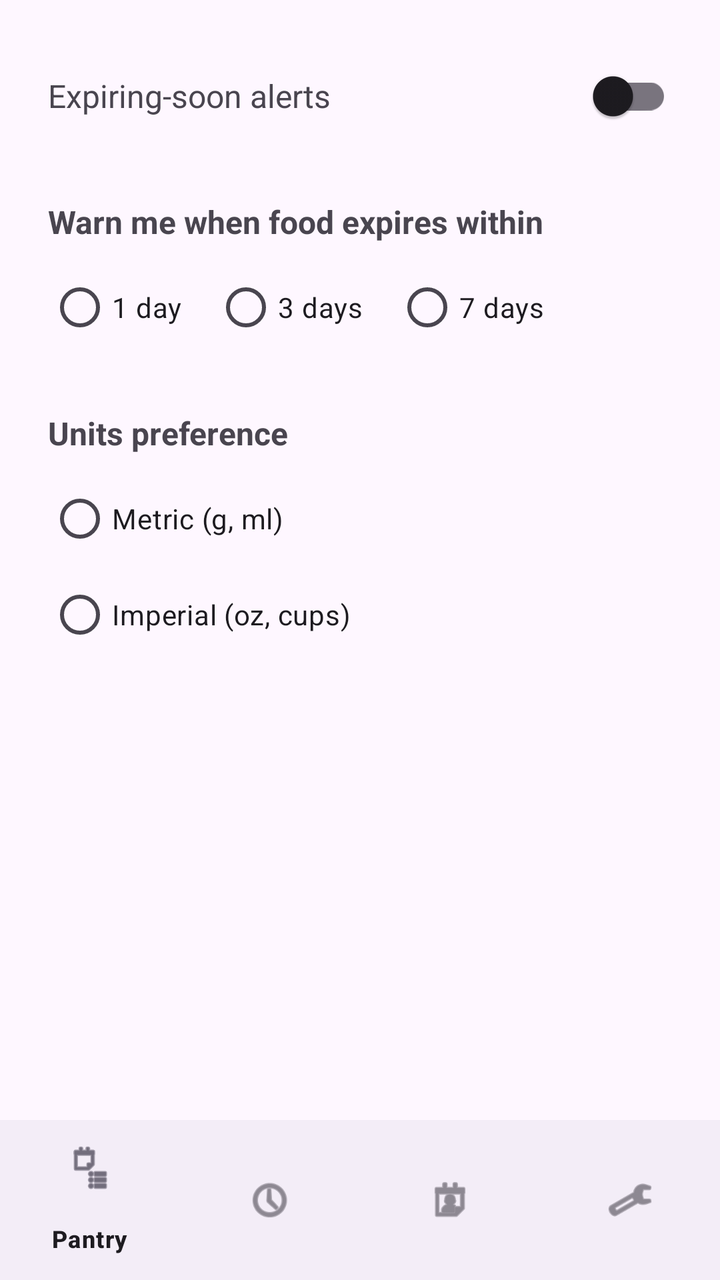
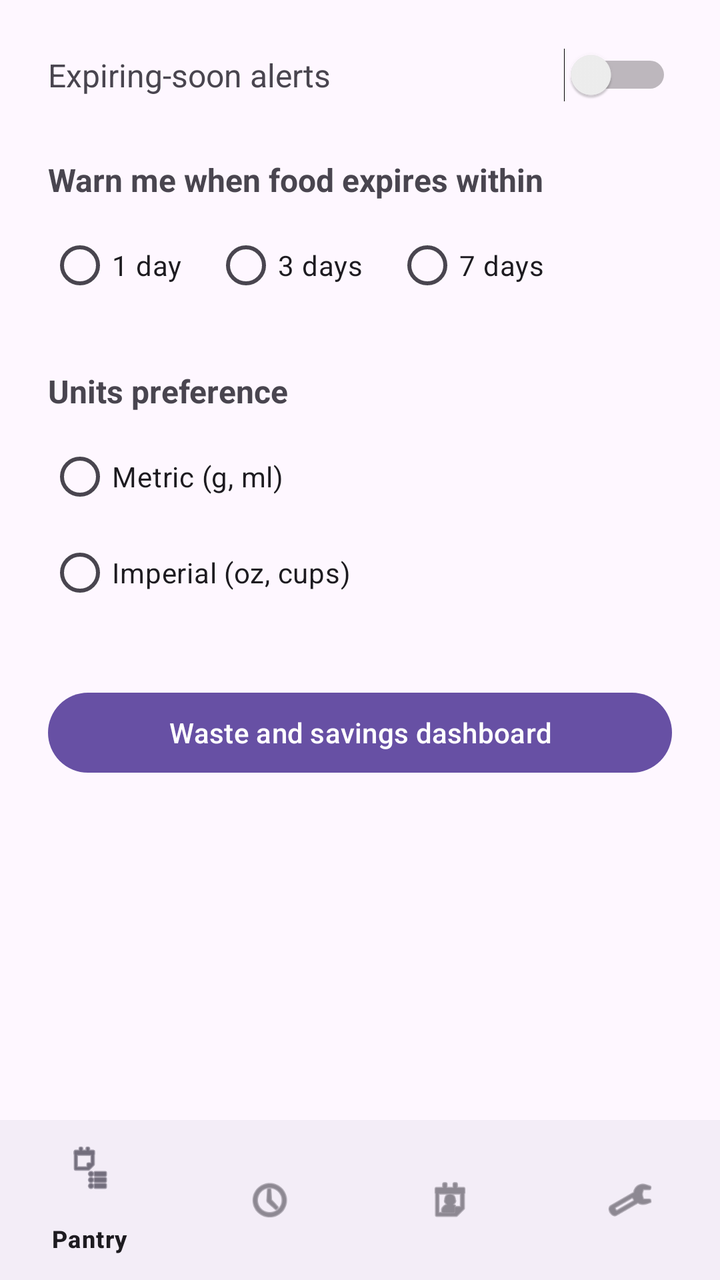

Screens rendered from an Android XML layout before and after an edit, with the pre-edit source and the edit as a unified diff.
<!-- AndroidManifest.xml: application theme Theme.SmartPantry -->
<!-- res/layout/activity_settings.xml -->
<?xml version="1.0" encoding="utf-8"?>
<androidx.constraintlayout.widget.ConstraintLayout xmlns:android="http://schemas.android.com/apk/res/android"
    xmlns:app="http://schemas.android.com/apk/res-auto"
    android:layout_width="match_parent"
    android:layout_height="match_parent"
    android:fitsSystemWindows="true">

    <LinearLayout
        android:layout_width="0dp"
        android:layout_height="0dp"
        android:orientation="vertical"
        android:padding="24dp"
        app:layout_constraintTop_toTopOf="parent"
        app:layout_constraintBottom_toTopOf="@id/bottomNav"
        app:layout_constraintStart_toStartOf="parent"
        app:layout_constraintEnd_toEndOf="parent">

        <LinearLayout
            android:layout_width="match_parent"
            android:layout_height="wrap_content"
            android:orientation="horizontal"
            android:gravity="center_vertical">

            <TextView
                android:layout_width="0dp"
                android:layout_height="wrap_content"
                android:layout_weight="1"
                android:text="@string/expiry_alerts_label"
                android:textSize="16sp" />

            <androidx.appcompat.widget.SwitchCompat
                android:id="@+id/switchExpiryAlerts"
                android:layout_width="wrap_content"
                android:layout_height="wrap_content" />

        </LinearLayout>

        <TextView
            android:layout_width="wrap_content"
            android:layout_height="wrap_content"
            android:layout_marginTop="28dp"
            android:text="@string/expiry_window_label"
            android:textStyle="bold"
            android:textSize="16sp" />

        <RadioGroup
            android:id="@+id/radioGroupExpiryDays"
            android:layout_width="wrap_content"
            android:layout_height="wrap_content"
            android:layout_marginTop="8dp"
            android:orientation="horizontal">

            <RadioButton
                android:id="@+id/radioDays1"
                android:layout_width="wrap_content"
                android:layout_height="wrap_content"
                android:text="@string/days_1" />

            <RadioButton
                android:id="@+id/radioDays3"
                android:layout_width="wrap_content"
                android:layout_height="wrap_content"
                android:layout_marginStart="16dp"
                android:text="@string/days_3" />

            <RadioButton
                android:id="@+id/radioDays7"
                android:layout_width="wrap_content"
                android:layout_height="wrap_content"
                android:layout_marginStart="16dp"
                android:text="@string/days_7" />

        </RadioGroup>

        <TextView
            android:layout_width="wrap_content"
            android:layout_height="wrap_content"
            android:layout_marginTop="28dp"
            android:text="@string/units_preference_label"
            android:textStyle="bold"
            android:textSize="16sp" />

        <RadioGroup
            android:id="@+id/radioGroupUnits"
            android:layout_width="wrap_content"
            android:layout_height="wrap_content"
            android:layout_marginTop="8dp">

            <RadioButton
                android:id="@+id/radioMetric"
                android:layout_width="wrap_content"
                android:layout_height="wrap_content"
                android:text="@string/units_metric" />

            <RadioButton
                android:id="@+id/radioImperial"
                android:layout_width="wrap_content"
                android:layout_height="wrap_content"
                android:text="@string/units_imperial" />

        </RadioGroup>

    </LinearLayout>

    <com.google.android.material.bottomnavigation.BottomNavigationView
        android:id="@+id/bottomNav"
        android:layout_width="0dp"
        android:layout_height="wrap_content"
        app:menu="@menu/bottom_nav_menu"
        app:layout_constraintBottom_toBottomOf="parent"
        app:layout_constraintStart_toStartOf="parent"
        app:layout_constraintEnd_toEndOf="parent" />

</androidx.constraintlayout.widget.ConstraintLayout>
<!-- resources referenced by this layout -->
<resources>
  <string name="days_1">1 day</string>
  <string name="days_3">3 days</string>
  <string name="days_7">7 days</string>
  <string name="expiry_alerts_label">Expiring-soon alerts</string>
  <string name="expiry_window_label">Warn me when food expires within</string>
  <string name="units_imperial">Imperial (oz, cups)</string>
  <string name="units_metric">Metric (g, ml)</string>
  <string name="units_preference_label">Units preference</string>
  <style name="Theme.SmartPantry" parent="Base.Theme.SmartPantry" />
  <style name="Base.Theme.SmartPantry" parent="Theme.Material3.DayNight.NoActionBar">
          
          
      </style>
</resources>

<!-- the commit's change to res/layout/activity_settings.xml (unified diff, before → after) -->
@@ -28,7 +28,7 @@
                 android:text="@string/expiry_alerts_label"
                 android:textSize="16sp" />
 
-            <androidx.appcompat.widget.SwitchCompat
+            <Switch
                 android:id="@+id/switchExpiryAlerts"
                 android:layout_width="wrap_content"
                 android:layout_height="wrap_content" />
@@ -100,6 +100,13 @@
 
         </RadioGroup>
 
+        <Button
+            android:id="@+id/buttonDashboard"
+            android:layout_width="match_parent"
+            android:layout_height="wrap_content"
+            android:layout_marginTop="32dp"
+            android:text="@string/dashboard_open" />
+
     </LinearLayout>
 
     <com.google.android.material.bottomnavigation.BottomNavigationView
<!-- resource entries referenced after the edit -->
@@ -1,5 +1,6 @@
 <!-- resources referenced by this layout -->
 <resources>
+  <string name="dashboard_open">Waste and savings dashboard</string>
   <string name="days_1">1 day</string>
   <string name="days_3">3 days</string>
   <string name="days_7">7 days</string>
